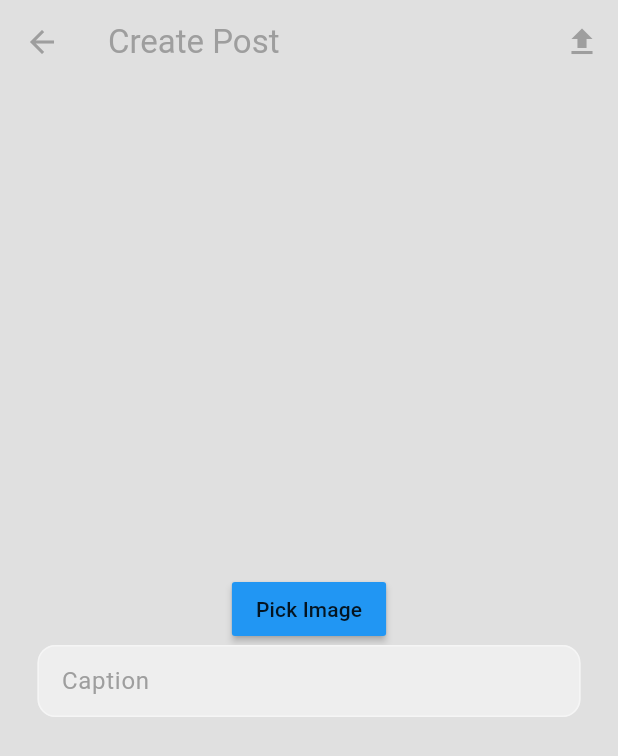
After one commit to mhussainyousof/Instagram, a Flutter app: the UploadPostPage screen opened directly, on a phone screen of 412 x 824 dp. The commit adds this screen. Shown: the top 756 px of the screen. Run offline on Flutter 3.47's test engine with Material 3 defaults, Android fonts, the phone set to English and light mode, and no system bars; our stand-ins replace cached_network_image, cloud_firestore, file_picker, firebase_auth, firebase_core, firebase_storage and 2 more; missing offline and left inert: cloudinary_public; accounts and stored records are empty.

Commit message:
Uploading post Is Done

```diff
--- a/lib/features/cloudanity/domain/storage_repo.dart
+++ b/lib/features/cloudanity/domain/storage_repo.dart
@@ -6,4 +6,8 @@ abstract class StorageRepo {
 
   //! Upload profile image from bytes (for web)
   Future<String?> uploadProfileImageWeb(Uint8List fileBytes, String fileName);
+
+  Future<String?> uploadPostImageMobile(String path, String fileName);
+
+  Future<String?> uploadPostImageWeb(Uint8List fileBytes, String fileName);
 }
--- /dev/null
+++ b/lib/features/post/presentation/pages/upload_post_page.dart
@@ -0,0 +1,169 @@
+import 'dart:io';
+
+import 'package:flutter/material.dart';
+import 'package:flutter_bloc/flutter_bloc.dart';
+import 'package:instagram/features/auth/domain/entity/app_user.dart';
+import 'package:instagram/features/auth/presentation/components/stext_field.dart';
+import 'package:instagram/features/auth/presentation/cubit/auth_cubit.dart';
+import 'package:flutter/foundation.dart' show kIsWeb;
+import 'dart:typed_data';
+import 'package:file_picker/file_picker.dart';
+import 'package:instagram/features/post/domain/entity/post.dart';
+import 'package:instagram/features/post/presentation/cubit/post_cubit.dart';
+import 'package:instagram/features/post/presentation/cubit/post_state.dart';
+import 'dart:io';
+import 'package:flutter/foundation.dart';
+import 'package:flutter/material.dart';
+
+class UploadPostPage extends StatefulWidget {
+  const UploadPostPage({super.key});
+
+  @override
+  State<UploadPostPage> createState() => _UploadPostPageState();
+
+}
+
+class _UploadPostPageState extends State<UploadPostPage> {
+
+   PlatformFile? imagePickerFile;
+
+
+  Uint8List? webImage;
+
+  final textController = TextEditingController();
+
+  //! Current user
+AppUser? currentUser;
+
+@override
+void initState() {
+    super.initState();
+    getCurrentUser();
+}
+
+//! Get current user
+void getCurrentUser() async {
+    final authCubit = context.read<AuthCubit>();
+    currentUser = authCubit.currentUser;
+}
+
+
+ Future<void> pickImage() async {
+    final result = await FilePicker.platform.pickFiles(
+      type: FileType.image,
+      withData: kIsWeb,
+    );
+
+    if (result != null) {
+      setState(() {
+        imagePickerFile = result.files.first;
+        if (kIsWeb) {
+          webImage =
+              imagePickerFile!.bytes;
+        }
+      });
+    }
+  }
+
+  //! create & upload post
+void uploadPost() {
+    // check if both image and caption are provided
+    if (imagePickerFile == null || textController.text.isEmpty) {
+        ScaffoldMessenger.of(context).showSnackBar(
+            const SnackBar(content: Text("Both image and caption are required")),
+        );
+        return;
+    }
+    //! create a new post object
+final newPost = Post(
+    id: DateTime.now().millisecondsSinceEpoch.toString(),
+    userId: currentUser!.uid,
+    userName: currentUser!.name,
+    text: textController.text,
+    imageUrl: '',
+    timestamp: DateTime.now(),
+); // Post
+
+// post cubit
+final postCubit = context.read<PostCubit>();
+
+ // web upload
+    if (kIsWeb) {
+      postCubit.createPost(newPost, imageBytes: imagePickerFile?.bytes);
+    }
+    // mobile upload
+    else {
+      postCubit.createPost(newPost, imagePath: imagePickerFile?.path);
+    }
+  }
+
+  @override
+  void dispose() {
+    textController.dispose();
+    super.dispose();
+  }
+
+  @override
+  Widget build(BuildContext context) {
+   return BlocConsumer<PostCubit, PostState>(
+  builder: (context, state) {
+    // loading or uploading..
+    if (state is PostsLoading || state is PostUploading) {
+      return const Scaffold(
+        body: Center(
+          child: CircularProgressIndicator(),
+        ), // Center
+      ); // Scaffold
+    }
+
+    // build upload page
+    return buildUploadPage();
+  },
+  listener: (context, state){
+    if(state is PostsLoaded){
+      Navigator.pop(context);
+    }
+  },
+); // BlocConsumer
+  }
+
+Widget buildUploadPage() {
+  return Scaffold(
+    // APP BAR
+    appBar: AppBar(
+      title: const Text("Create Post"),
+      foregroundColor: Theme.of(context).colorScheme.primary,
+      actions: [
+        IconButton(onPressed: uploadPost, icon: Icon(Icons.upload))
+      ],
+    ),
+
+    //! BODY
+    body: Center(
+      child: SingleChildScrollView(
+        physics: BouncingScrollPhysics(),
+        child: Column(
+          children: [
+            //! image preview for web
+            if (kIsWeb && webImage != null) Image.memory(webImage!),
+
+            //! image preview for mobile
+            if (!kIsWeb && imagePickerFile != null)
+              Image.file(File(imagePickerFile!.path!)),
+
+            //! pick image button
+            MaterialButton(
+              onPressed: pickImage,
+              color: Colors.blue,
+              child: const Text("Pick Image"),
+            ),
+            MyTextField(controller: textController, hintText: 'Caption', obscureText: false),
+            SizedBox(height: 20)
+          ],
+        ),
+      ),
+    ),
+  );
+}
+
+}
--- a/lib/instagram.dart
+++ b/lib/instagram.dart
@@ -6,6 +6,8 @@ import 'package:instagram/features/auth/presentation/cubit/auth_cubit.dart';
 import 'package:instagram/features/auth/presentation/cubit/auth_state.dart';
 import 'package:instagram/features/auth/presentation/pages/auth_page.dart';
 import 'package:instagram/features/cloudanity/data/cloudaniry_storage_repo.dart';
+import 'package:instagram/features/post/data/firebase_post_repo.dart';
+import 'package:instagram/features/post/presentation/cubit/post_cubit.dart';
 import 'package:instagram/features/profile/data/fire_base_profile_repo.dart';
 import 'package:instagram/features/profile/presentation/cubit/profile_cubit.dart';
 import 'package:instagram/theme/light_mode.dart';
@@ -16,6 +18,7 @@ class MyApp extends StatelessWidget {
   final firebaseAuthRepo = FirebaseAuthRepo();
   final firebaseProfileRepo = FirebaseProfileRepo();
   final firebaseStorageRepo = CloudinaryStorageRepo();
+  final firebasePostRepo = FirebasePostRepo();
 
   @override
   Widget build(BuildContext context) {
@@ -27,6 +30,9 @@ class MyApp extends StatelessWidget {
         ),
         BlocProvider<ProfileCubit>(
           create: (context) => ProfileCubit(profileRepo: firebaseProfileRepo, storageRepo: firebaseStorageRepo),
+        ),
+        BlocProvider<PostCubit>(
+          create: (context) => PostCubit(storageRepo: firebaseStorageRepo, postRepo: firebasePostRepo),
         ),
       ],
       child: MaterialApp(
```
Also changed, not shown: lib/features/auth/data/firebase_auth_repo.dart (+22 -8 lines), lib/features/auth/home/presentation/components/post_tile.dart (added, +62 -0 lines), lib/features/auth/home/presentation/pages/home_page.dart (+68 -5 lines), lib/features/cloudanity/data/cloudaniry_storage_repo.dart (+83 -44 lines), lib/features/post/presentation/cubit/post_cubit.dart (+24 -9 lines).
